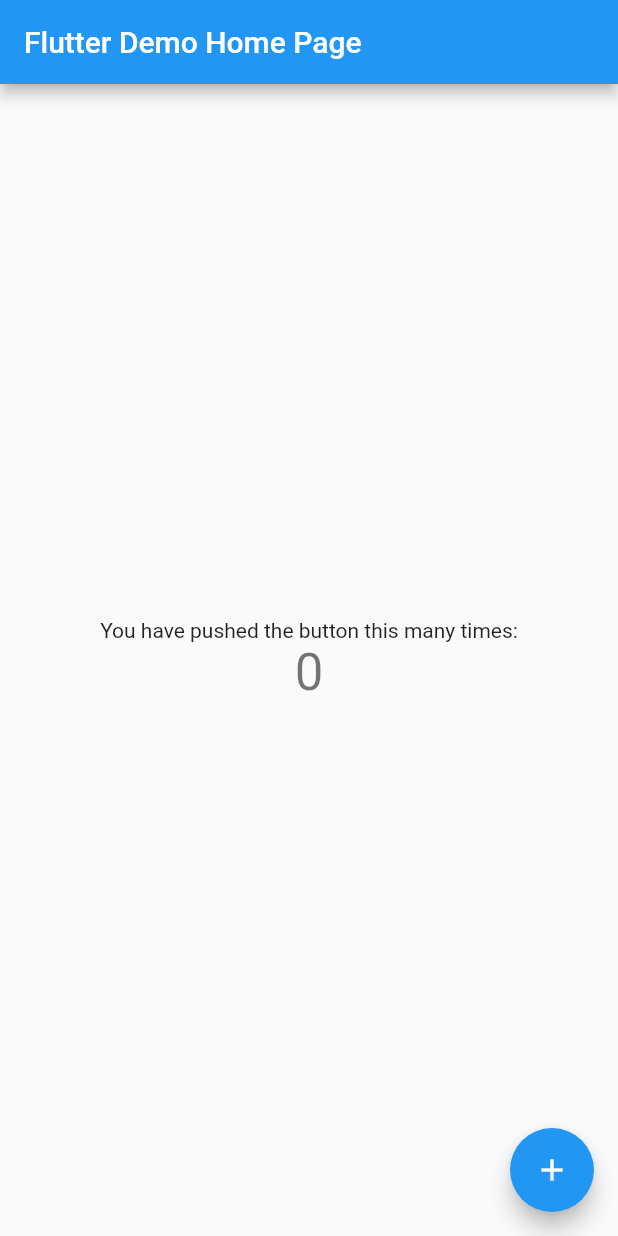
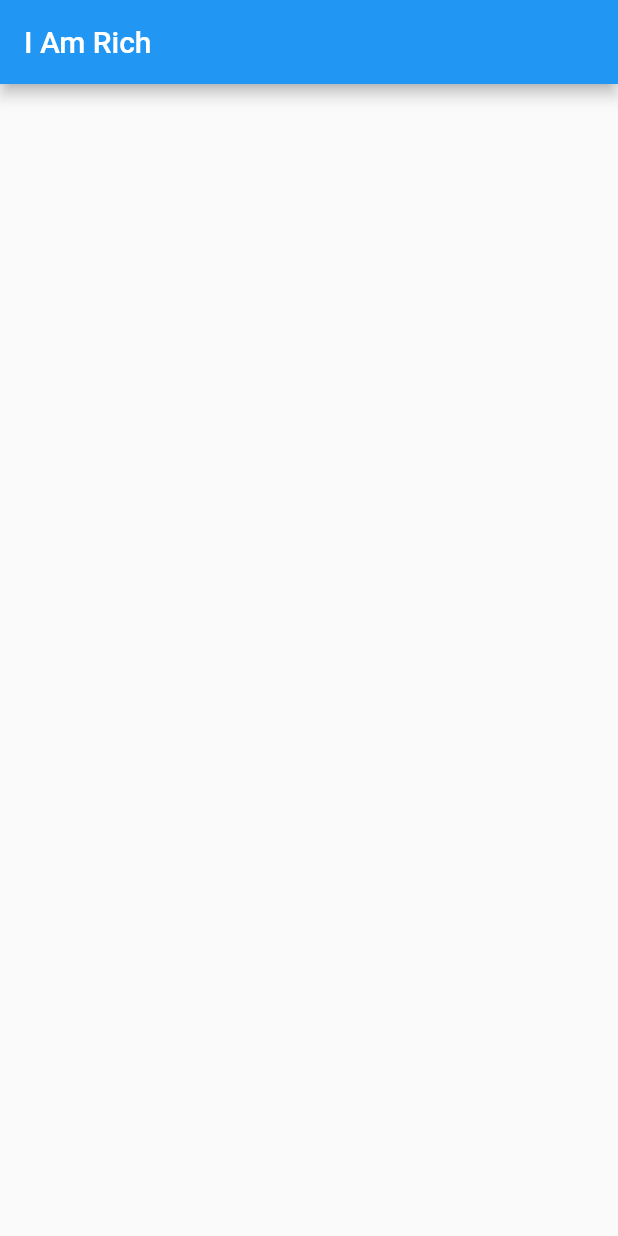
Before and after one commit to n0sec/IAmRich, a Flutter app: the screen it shows after launch, on a phone screen of 412 x 824 dp. Run offline on Flutter 3.47's test engine with Material 2 defaults, Android fonts, the phone set to English and light mode, and no system bars; missing offline and left inert: dart:html.

Commit message:
create App Bar

```diff
--- a/lib/main.dart
+++ b/lib/main.dart
@@ -1,117 +1,20 @@
+import 'dart:html';
+
 import 'package:flutter/material.dart';
 
 void main() {
-  runApp(MyApp());
+  runApp(IAmRich());
 }
 
-class MyApp extends StatelessWidget {
-  // This widget is the root of your application.
+class IAmRich extends StatelessWidget {
   @override
   Widget build(BuildContext context) {
     return MaterialApp(
-      title: 'Flutter Demo',
-      theme: ThemeData(
-        // This is the theme of your application.
-        //
-        // Try running your application with "flutter run". You'll see the
-        // application has a blue toolbar. Then, without quitting the app, try
-        // changing the primarySwatch below to Colors.green and then invoke
-        // "hot reload" (press "r" in the console where you ran "flutter run",
-        // or simply save your changes to "hot reload" in a Flutter IDE).
-        // Notice that the counter didn't reset back to zero; the application
-        // is not restarted.
-        primarySwatch: Colors.blue,
-        // This makes the visual density adapt to the platform that you run
-        // the app on. For desktop platforms, the controls will be smaller and
-        // closer together (more dense) than on mobile platforms.
-        visualDensity: VisualDensity.adaptivePlatformDensity,
+      home: Scaffold(
+        appBar: AppBar(
+          title: Text('I Am Rich'),
+        ),
       ),
-      home: MyHomePage(title: 'Flutter Demo Home Page'),
     );
   }
 }
-
-class MyHomePage extends StatefulWidget {
-  MyHomePage({Key key, this.title}) : super(key: key);
-
-  // This widget is the home page of your application. It is stateful, meaning
-  // that it has a State object (defined below) that contains fields that affect
-  // how it looks.
-
-  // This class is the configuration for the state. It holds the values (in this
-  // case the title) provided by the parent (in this case the App widget) and
-  // used by the build method of the State. Fields in a Widget subclass are
-  // always marked "final".
-
-  final String title;
-
-  @override
-  _MyHomePageState createState() => _MyHomePageState();
-}
-
-class _MyHomePageState extends State<MyHomePage> {
-  int _counter = 0;
-
-  void _incrementCounter() {
-    setState(() {
-      // This call to setState tells the Flutter framework that something has
-      // changed in this State, which causes it to rerun the build method below
-      // so that the display can reflect the updated values. If we changed
-      // _counter without calling setState(), then the build method would not be
-      // called again, and so nothing would appear to happen.
-      _counter++;
-    });
-  }
-
-  @override
-  Widget build(BuildContext context) {
-    // This method is rerun every time setState is called, for instance as done
-    // by the _incrementCounter method above.
-    //
-    // The Flutter framework has been optimized to make rerunning build methods
-    // fast, so that you can just rebuild anything that needs updating rather
-    // than having to individually change instances of widgets.
-    return Scaffold(
-      appBar: AppBar(
-        // Here we take the value from the MyHomePage object that was created by
-        // the App.build method, and use it to set our appbar title.
-        title: Text(widget.title),
-      ),
-      body: Center(
-        // Center is a layout widget. It takes a single child and positions it
-        // in the middle of the parent.
-        child: Column(
-          // Column is also a layout widget. It takes a list of children and
-          // arranges them vertically. By default, it sizes itself to fit its
-          // children horizontally, and tries to be as tall as its parent.
-          //
-          // Invoke "debug painting" (press "p" in the console, choose the
-          // "Toggle Debug Paint" action from the Flutter Inspector in Android
-          // Studio, or the "Toggle Debug Paint" command in Visual Studio Code)
-          // to see the wireframe for each widget.
-          //
-          // Column has various properties to control how it sizes itself and
-          // how it positions its children. Here we use mainAxisAlignment to
-          // center the children vertically; the main axis here is the vertical
-          // axis because Columns are vertical (the cross axis would be
-          // horizontal).
-          mainAxisAlignment: MainAxisAlignment.center,
-          children: <Widget>[
-            Text(
-              'You have pushed the button this many times:',
-            ),
-            Text(
-              '$_counter',
-              style: Theme.of(context).textTheme.headline4,
-            ),
-          ],
-        ),
-      ),
-      floatingActionButton: FloatingActionButton(
-        onPressed: _incrementCounter,
-        tooltip: 'Increment',
-        child: Icon(Icons.add),
-      ), // This trailing comma makes auto-formatting nicer for build methods.
-    );
-  }
-}
```
Also changed, not shown: 1 other file.
